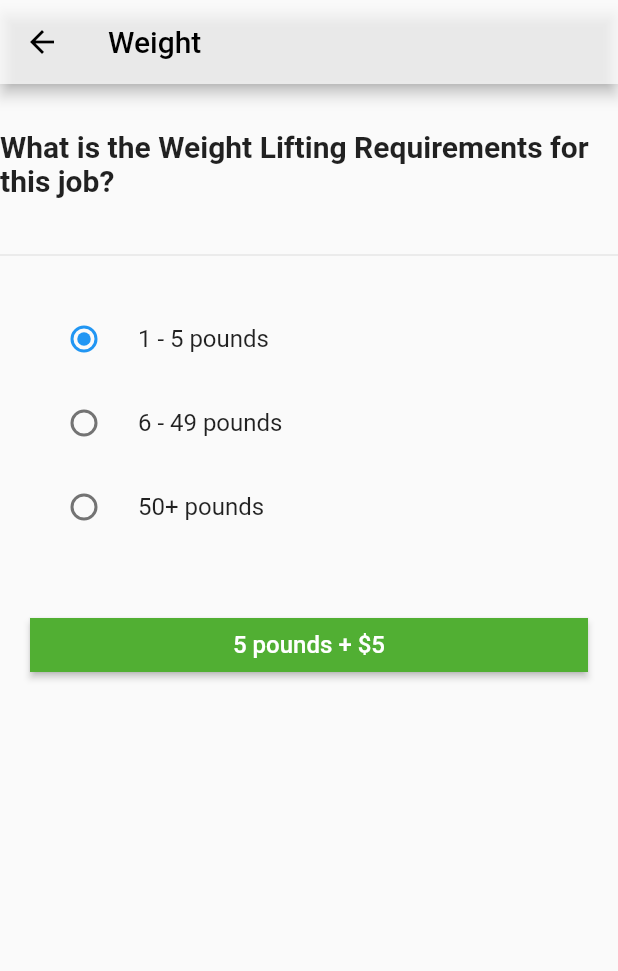
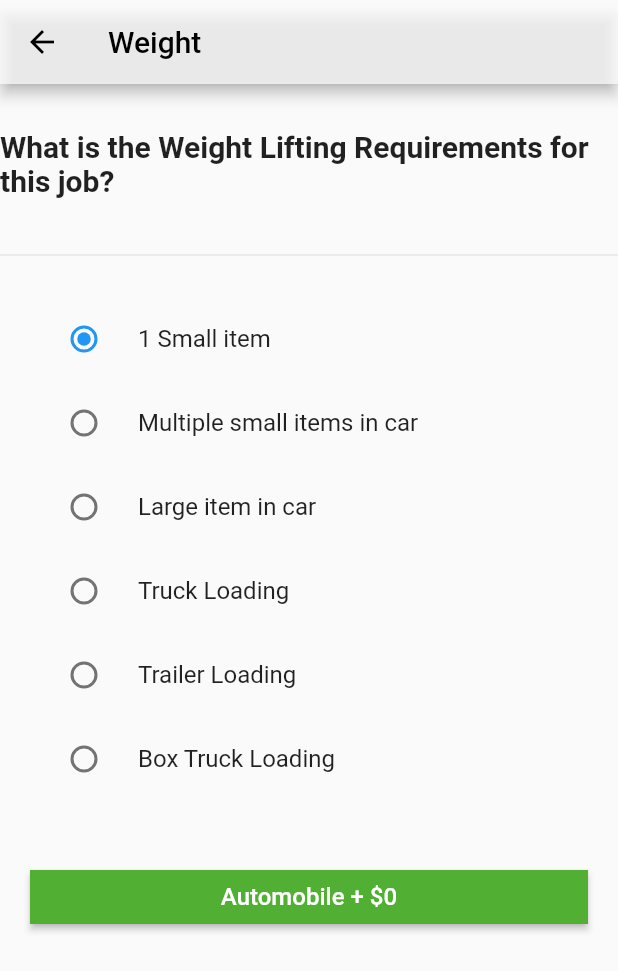
Before and after one commit to firepmi/sam-rider-app, a Flutter app: the SelectWeightPage screen opened by its route, on a phone screen of 412 x 824 dp. Shown: the top 971 px of the screen. Run offline on Flutter 3.47's test engine with Material 2 defaults, Android fonts, the phone set to English and light mode, and no system bars; our stand-ins replace firebase_auth, firebase_core, firebase_database, firebase_storage, flutter_rating_bar, flutter_svg and 8 more; missing offline and left inert: flip_panel, google_map_location_picker, google_maps_webservice; accounts and stored records are empty; network calls fail.

Commit message:
ui update

```diff
--- a/lib/src/ui/pages/driver_list.dart
+++ b/lib/src/ui/pages/driver_list.dart
@@ -21,20 +21,10 @@ class _DriverListPageState extends State<DriverListPage> {
 
   void setTag() {
     _items = List();
-    switch (Globals.duration) {
-      case PriceOptional.small:
-        _items.add("Small - Est. 1 hr");
-        break;
-      case PriceOptional.medium:
-        _items.add("Medium - Est. 2-3 hrs");
-        break;
-      case PriceOptional.large:
-        _items.add("Large - Est. 4+ hrs");
-        break;
-    }
+
     switch (Globals.carSize) {
-      case CarSizeOptional.motorScooter:
-        _items.add("Motor Scooter");
+      case CarSizeOptional.trailer:
+        _items.add("Truck & Trailer");
         break;
       case CarSizeOptional.autoMobile:
         _items.add("Automobile");
@@ -53,14 +43,23 @@ class _DriverListPageState extends State<DriverListPage> {
         break;
     }
     switch (Globals.weight) {
-      case WeightOptional.pound1to5:
-        _items.add("1 - 5 pounds");
+      case WeightOptional.option1:
+        _items.add("1 smll item");
         break;
-      case WeightOptional.pound6to49:
-        _items.add("6 - 49 pounds");
+      case WeightOptional.option2:
+        _items.add("Multiple small items in car");
         break;
-      case WeightOptional.pound50more:
-        _items.add("50+ pounds");
+      case WeightOptional.option3:
+        _items.add("Large items in car");
+        break;
+      case WeightOptional.option4:
+        _items.add("Truck loading");
+        break;
+      case WeightOptional.option5:
+        _items.add("Trailer loading:");
+        break;
+      case WeightOptional.option6:
+        _items.add("Box truck loading");
         break;
     }
   }
--- a/lib/src/ui/pages/job_location_pick.dart
+++ b/lib/src/ui/pages/job_location_pick.dart
@@ -150,7 +150,7 @@ class _JobLocationPickPageState extends State<JobLocationPickPage> {
     //     toLocation.latLng.longitude, () {
     //   Navigator.pushNamed(context, '/select_drivers', arguments: path);
     // }, (error) => {MsgDialog.showMsgDialog(context, "Request", error)});
-    Navigator.pushNamed(context, '/select_duration');
+    Navigator.pushNamed(context, '/select_car_size');
   }
 
   void onPlaceSelected(LocationResult place, bool fromAddress) {
--- a/lib/src/ui/pages/login.dart
+++ b/lib/src/ui/pages/login.dart
@@ -153,7 +153,7 @@ class _LoginViewState extends State<LoginView> {
     LoadgingDialog.showLoadingDialog(context, "Loading...");
     authBloc.signIn(_emailController.text, _passController.text, () {
       LoadgingDialog.hideLoadingDialog(context);
-      Navigator.pushNamed(context, '/home');
+      Navigator.pushNamed(context, '/job_location_pick');
     }, (msg) {
       print(msg);
       LoadgingDialog.hideLoadingDialog(context);
--- a/lib/src/ui/pages/select_weight.dart
+++ b/lib/src/ui/pages/select_weight.dart
@@ -10,16 +10,22 @@ class SelectWeightPage extends StatefulWidget {
 
 class _SelectWeightPageState extends State<SelectWeightPage> {
   List<LatLng> path = List();
-  WeightOptional _weight = WeightOptional.pound1to5;
+  WeightOptional _weight = WeightOptional.option1;
 
   String getButtonTitle() {
     switch (_weight) {
-      case WeightOptional.pound1to5:
-        return "5 pounds + \$5";
-      case WeightOptional.pound6to49:
-        return "30 pounds + \$30";
-      case WeightOptional.pound50more:
-        return "50 pounds + \$50";
+      case WeightOptional.option1:
+        return "Automobile + \$0";
+      case WeightOptional.option2:
+        return "SUV + \$7";
+      case WeightOptional.option3:
+        return "Pickup + \$25";
+      case WeightOptional.option4:
+        return "Truck + \$50";
+      case WeightOptional.option5:
+        return "Trailer + \$50";
+      case WeightOptional.option6:
+        return "Box Truck + \$75";
     }
     return "Please select weight option";
   }
@@ -52,8 +58,8 @@ class _SelectWeightPageState extends State<SelectWeightPage> {
             child: Column(
               children: <Widget>[
                 RadioListTile<WeightOptional>(
-                  title: const Text('1 - 5 pounds'),
-                  value: WeightOptional.pound1to5,
+                  title: const Text('1 Small item'),
+                  value: WeightOptional.option1,
                   groupValue: _weight,
                   onChanged: (WeightOptional value) {
                     setState(() {
@@ -62,8 +68,8 @@ class _SelectWeightPageState extends State<SelectWeightPage> {
                   },
                 ),
                 RadioListTile<WeightOptional>(
-                  title: const Text('6 - 49 pounds'),
-                  value: WeightOptional.pound6to49,
+                  title: const Text('Multiple small items in car'),
+                  value: WeightOptional.option2,
                   groupValue: _weight,
                   onChanged: (WeightOptional value) {
                     setState(() {
@@ -72,8 +78,38 @@ class _SelectWeightPageState extends State<SelectWeightPage> {
                   },
                 ),
                 RadioListTile<WeightOptional>(
-                  title: const Text('50+ pounds'),
-                  value: WeightOptional.pound50more,
+                  title: const Text('Large item in car'),
+                  value: WeightOptional.option3,
+                  groupValue: _weight,
+                  onChanged: (WeightOptional value) {
+                    setState(() {
+                      _weight = value;
+                    });
+                  },
+                ),
+                RadioListTile<WeightOptional>(
+                  title: const Text('Truck Loading'),
+                  value: WeightOptional.option4,
+                  groupValue: _weight,
+                  onChanged: (WeightOptional value) {
+                    setState(() {
+                      _weight = value;
+                    });
+                  },
+                ),
+                RadioListTile<WeightOptional>(
+                  title: const Text('Trailer Loading'),
+                  value: WeightOptional.option5,
+                  groupValue: _weight,
+                  onChanged: (WeightOptional value) {
+                    setState(() {
+                      _weight = value;
+                    });
+                  },
+                ),
+                RadioListTile<WeightOptional>(
+                  title: const Text('Box Truck Loading'),
+                  value: WeightOptional.option6,
                   groupValue: _weight,
                   onChanged: (WeightOptional value) {
                     setState(() {
--- a/lib/src/ui/pages/welcome.dart
+++ b/lib/src/ui/pages/welcome.dart
@@ -137,7 +137,7 @@ class WelcomePage extends StatelessWidget {
     if (FirebaseAuth.instance.currentUser == null) {
       Navigator.pushNamed(context, '/intro');
     } else {
-      Navigator.pushNamed(context, '/home');
+      Navigator.pushNamed(context, '/joblocation');
     }
   }
 }
--- a/lib/src/ui/widgets/ride_picker.dart
+++ b/lib/src/ui/widgets/ride_picker.dart
@@ -167,7 +167,7 @@ class _RidePickerState extends State<RidePicker> {
                       padding: EdgeInsets.only(left: 40.0, right: 50.0),
                       child: Text(
                         fromLocation == null
-                            ? "Pickup location"
+                            ? "Where should Sam Go"
                             : (fromLocation.address ?? "Address not found"),
                         overflow: TextOverflow.ellipsis,
                         style: TextStyle(
--- a/lib/src/util/globals.dart
+++ b/lib/src/util/globals.dart
@@ -1,10 +1,10 @@
 class Globals {
-  static int stops = 0;
+  static int stops = 1;
   static PriceOptional duration = PriceOptional.small;
-  static CarSizeOptional carSize = CarSizeOptional.motorScooter;
-  static WeightOptional weight = WeightOptional.pound1to5;
+  static CarSizeOptional carSize = CarSizeOptional.autoMobile;
+  static WeightOptional weight = WeightOptional.option1;
 }
 
 enum PriceOptional { small, medium, large }
-enum CarSizeOptional { motorScooter, autoMobile, suv, pickup, van, truck }
-enum WeightOptional { pound1to5, pound6to49, pound50more }
+enum CarSizeOptional { autoMobile, suv, pickup, van, trailer, truck }
+enum WeightOptional { option1, option2, option3, option4, option5, option6 }
```
Also changed, not shown: lib/src/ui/pages/intro.dart (+1 -19 lines), lib/src/ui/pages/select_car_size.dart (+9 -8 lines), assets/svg/motorscooter.svg (deleted), assets/svg/trailer.svg (added), pubspec.lock, 5 other files.
